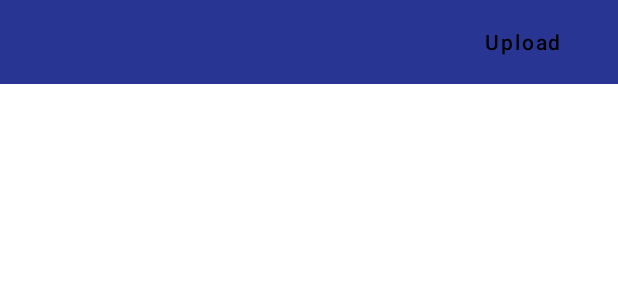
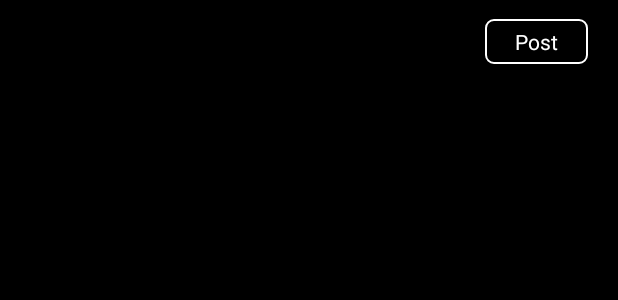
Before and after one commit to shaiksalam9182/MemespoolAndroid, an Android app: the layout activity_postupload.xml on its own in the app's theme, with its tools: preview values and no code run, on a phone screen of 412 x 824 dp. Shown: the top 300 px of the screen. Run offline under Robolectric (Android 15) with nearby library versions, the phone set to English and light mode, and no system bars.

Commit message:
added slider for post uploading

```diff
--- a/app/build.gradle
+++ b/app/build.gradle
@@ -27,12 +27,12 @@ dependencies {
     testImplementation 'junit:junit:4.12'
     androidTestImplementation 'androidx.test:runner:1.2.0'
     androidTestImplementation 'androidx.test.espresso:espresso-core:3.2.0'
-    implementation 'com.google.android.material:material:1.2.0-alpha02'
+    implementation 'com.google.android.material:material:1.2.0-alpha01'
     implementation 'de.hdodenhof:circleimageview:3.0.1'
     implementation("com.squareup.okhttp3:okhttp:4.2.1")
     implementation 'com.github.bumptech.glide:glide:4.10.0'
     implementation 'com.google.firebase:firebase-analytics:17.2.1'
-    implementation 'com.google.firebase:firebase-auth:19.2.0'
+    implementation 'com.google.firebase:firebase-auth:19.1.0'
     implementation 'com.google.android.gms:play-services-auth:17.0.0'
     implementation 'io.github.lizhangqu:coreprogress:1.0.2'
 
--- /dev/null
+++ b/app/src/main/res/drawable/text_background.xml
@@ -0,0 +1,5 @@
+<shape xmlns:android="http://schemas.android.com/apk/res/android" android:shape="rectangle" >
+    <solid android:color="@android:color/transparent" />
+    <stroke android:width="1dip" android:color="#ffffff"/>
+    <corners android:radius="5dp"></corners>
+</shape>
--- a/app/src/main/res/layout/activity_postupload.xml
+++ b/app/src/main/res/layout/activity_postupload.xml
@@ -5,11 +5,11 @@
     android:layout_width="match_parent"
     android:layout_height="match_parent"
     android:orientation="vertical"
-    android:background="@color/background"
+    android:background="#000000"
     tools:context=".Postupload">
     <com.google.android.material.appbar.MaterialToolbar
         android:layout_width="match_parent"
-        android:background="@color/actionBarColor"
+        android:background="@android:color/transparent"
         android:id="@+id/post_toolbar"
         android:layout_height="wrap_content">
 
@@ -18,21 +18,24 @@
             android:layout_width="match_parent"
             android:layout_height="wrap_content">
 
-
-            <Button
+            <TextView
                 android:layout_width="wrap_content"
-                android:background="@android:color/transparent"
                 android:layout_alignParentRight="true"
                 android:layout_marginRight="20dp"
-                android:text="Upload"
-                android:id="@+id/bt_upload"
-                android:textAllCaps="false"
+                android:text="Post"
+                android:textColor="#ffffff"
+                android:gravity="center"
+                android:paddingLeft="20dp"
+                android:paddingRight="20dp"
+                android:background="@drawable/text_background"
+                android:paddingTop="5dp"
+                android:paddingBottom="5dp"
+                android:id="@+id/tv_post"
                 android:layout_height="wrap_content">
 
-            </Button>
+            </TextView>
 
         </RelativeLayout>
-
 
 
     </com.google.android.material.appbar.MaterialToolbar>
@@ -45,16 +48,32 @@
 
     <RelativeLayout
         android:layout_width="match_parent"
-
         android:layout_height="match_parent">
 
-    <GridLayout
-        android:layout_width="match_parent"
-        android:id="@+id/grid_layout"
-        android:layout_margin="10dp"
-        android:layout_height="match_parent">
 
-    </GridLayout>
+        <androidx.viewpager.widget.ViewPager
+            android:layout_width="match_parent"
+            android:id="@+id/vp_images"
+            android:layout_height="match_parent">
+
+        </androidx.viewpager.widget.ViewPager>
+
+
+
+        <androidx.recyclerview.widget.RecyclerView
+            android:layout_width="match_parent"
+            android:orientation="horizontal"
+            android:layout_alignParentBottom="true"
+            android:layout_marginBottom="50dp"
+            android:id="@+id/rv_images"
+            android:background="#99000000"
+            android:layout_height="wrap_content">
+
+        </androidx.recyclerview.widget.RecyclerView>
+
+
+
+
 
     </RelativeLayout>
     </ScrollView>
--- a/app/src/main/res/values/styles.xml
+++ b/app/src/main/res/values/styles.xml
@@ -8,4 +8,7 @@
         <item name="colorAccent">@color/actionBarColor</item>
     </style>
 
+    <style name="ButtonTheme" parent="Theme.AppCompat">
+        <item name="android:background">@android:color/transparent</item>
+    </style>
 </resources>
```
Also changed, not shown: app/src/main/java/com/salam/memespool/Postupload.java (+168 -30 lines), app/src/main/java/com/salam/memespool/SliderAdapter.java (added, +70 -0 lines), app/src/main/res/layout/custom_horizontal_image_view.xml (added, +18 -0 lines), app/src/main/res/layout/custom_image_view.xml (added, +16 -0 lines).
